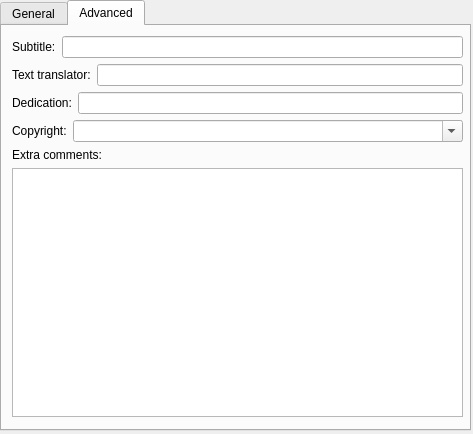
Old version of the form trunk/src/ui/documentproperties.ui in the repository canorusmusic/canorus.
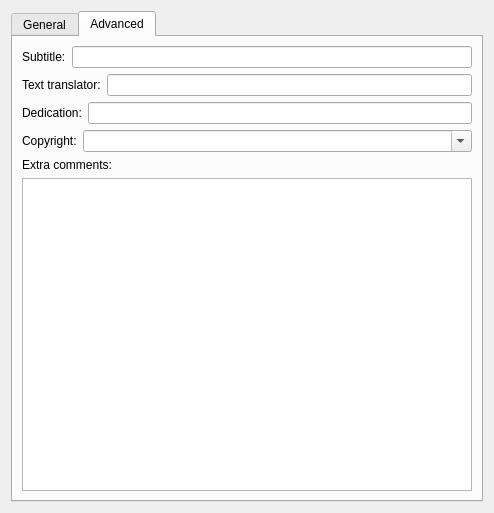
New version of the form. The open tabs and pages were chosen to show the change.

Commit message: Fixed properties dialog layout.

Diff of the .ui file:
```diff
--- a/trunk/src/ui/documentproperties.ui
+++ b/trunk/src/ui/documentproperties.ui
@@ -1,27 +1,21 @@
 <ui version="4.0" >
  <class>uiDocumentProperties</class>
- <widget class="QWidget" name="uiDocumentProperties" >
-  <property name="geometry" >
+ <widget class="QWidget" name="uiDocumentProperties">
+  <property name="geometry">
    <rect>
     <x>0</x>
     <y>0</y>
-    <width>473</width>
-    <height>434</height>
+    <width>494</width>
+    <height>513</height>
    </rect>
   </property>
   <property name="windowTitle" >
    <string>Document properties</string>
   </property>
-  <widget class="QTabWidget" name="uiTabWidget" >
-   <property name="geometry" >
-    <rect>
-     <x>0</x>
-     <y>0</y>
-     <width>471</width>
-     <height>431</height>
-    </rect>
-   </property>
-   <property name="currentIndex" >
+  <layout class="QVBoxLayout" name="verticalLayout_2">
+   <item>
+    <widget class="QTabWidget" name="uiTabWidget">
+     <property name="currentIndex">
     <number>0</number>
    </property>
    <widget class="QWidget" name="uiGeneralTab" >
@@ -118,71 +112,62 @@
     <attribute name="title" >
      <string>Advanced</string>
     </attribute>
-    <widget class="QWidget" name="layoutWidget" >
-     <property name="geometry" >
-      <rect>
-       <x>10</x>
-       <y>10</y>
-       <width>451</width>
-       <height>381</height>
-      </rect>
-     </property>
-     <layout class="QVBoxLayout" >
+      <layout class="QVBoxLayout" name="verticalLayout_3">
       <item>
-       <layout class="QHBoxLayout" >
+        <layout class="QHBoxLayout">
         <item>
-         <widget class="QLabel" name="uiSubtitleLabel" >
-          <property name="text" >
+          <widget class="QLabel" name="uiSubtitleLabel">
+           <property name="text">
            <string>Subtitle:</string>
           </property>
          </widget>
         </item>
         <item>
-         <widget class="QLineEdit" name="uiSubtitle" />
+          <widget class="QLineEdit" name="uiSubtitle"/>
         </item>
        </layout>
       </item>
       <item>
-       <layout class="QHBoxLayout" >
+        <layout class="QHBoxLayout">
         <item>
-         <widget class="QLabel" name="uiTextTranslatorLabel" >
-          <property name="text" >
+          <widget class="QLabel" name="uiTextTranslatorLabel">
+           <property name="text">
            <string>Text translator:</string>
           </property>
          </widget>
         </item>
         <item>
-         <widget class="QLineEdit" name="uiTextTranslator" />
+          <widget class="QLineEdit" name="uiTextTranslator"/>
         </item>
        </layout>
       </item>
       <item>
-       <layout class="QHBoxLayout" >
+        <layout class="QHBoxLayout">
         <item>
-         <widget class="QLabel" name="uiDedicationLabel" >
-          <property name="text" >
+          <widget class="QLabel" name="uiDedicationLabel">
+           <property name="text">
            <string>Dedication:</string>
           </property>
          </widget>
         </item>
         <item>
-         <widget class="QLineEdit" name="uiDedication" />
+          <widget class="QLineEdit" name="uiDedication"/>
         </item>
        </layout>
       </item>
       <item>
-       <layout class="QHBoxLayout" >
+        <layout class="QHBoxLayout">
         <item>
-         <widget class="QLabel" name="uiCopyrightLabel" >
-          <property name="text" >
+          <widget class="QLabel" name="uiCopyrightLabel">
+           <property name="text">
            <string>Copyright:</string>
           </property>
          </widget>
         </item>
         <item>
-         <widget class="QComboBox" name="uiCopyright" >
-          <property name="sizePolicy" >
-           <sizepolicy vsizetype="Fixed" hsizetype="Expanding" >
+          <widget class="QComboBox" name="uiCopyright">
+           <property name="sizePolicy">
+            <sizepolicy hsizetype="Expanding" vsizetype="Fixed">
             <horstretch>0</horstretch>
             <verstretch>0</verstretch>
            </sizepolicy>
@@ -195,23 +180,24 @@
        </layout>
       </item>
       <item>
-       <layout class="QVBoxLayout" >
+        <layout class="QVBoxLayout">
         <item>
-         <widget class="QLabel" name="uiCommentsLabel" >
-          <property name="text" >
+          <widget class="QLabel" name="uiCommentsLabel">
+           <property name="text">
            <string>Extra comments:</string>
           </property>
          </widget>
         </item>
         <item>
-         <widget class="QTextEdit" name="uiComments" />
+          <widget class="QTextEdit" name="uiComments"/>
         </item>
        </layout>
       </item>
      </layout>
     </widget>
    </widget>
-  </widget>
+   </item>
+  </layout>
  </widget>
  <resources/>
  <connections/>
```
Left out of the diff: 69 changed lines with no effect on the pictures. Lines whose indentation alone changed are shown as unchanged. The commit also changes 3 other files.
